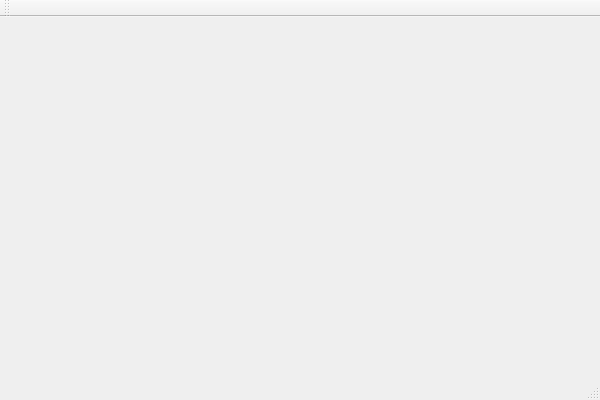
This is src/chess/chess.ui in alekho77/chai as Qt 5 draws it before an edit. The edited form follows.
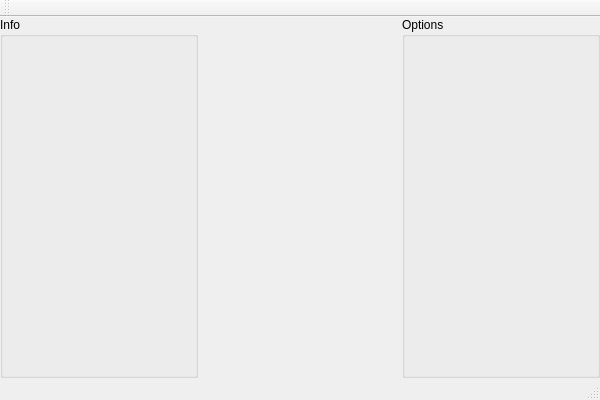
This is the edited form. Icons and pictures are not drawn.

Commit message: Early achievements with main windows.

What changed in the file:
```diff
--- a/src/chess/chess.ui
+++ b/src/chess/chess.ui
@@ -23,7 +23,42 @@
     <height>128</height>
    </size>
   </property>
-  <widget class="QWidget" name="centralWidget"/>
+  <widget class="QWidget" name="centralWidget">
+   <layout class="QHBoxLayout" name="horizontalLayout">
+    <property name="spacing">
+     <number>3</number>
+    </property>
+    <property name="leftMargin">
+     <number>0</number>
+    </property>
+    <property name="topMargin">
+     <number>0</number>
+    </property>
+    <property name="rightMargin">
+     <number>0</number>
+    </property>
+    <property name="bottomMargin">
+     <number>0</number>
+    </property>
+    <item>
+     <widget class="QGroupBox" name="groupBoxInfo">
+      <property name="title">
+       <string>Info</string>
+      </property>
+     </widget>
+    </item>
+    <item>
+     <widget class="QWidget" name="widget" native="true"/>
+    </item>
+    <item>
+     <widget class="QGroupBox" name="groupBoxOptions">
+      <property name="title">
+       <string>Options</string>
+      </property>
+     </widget>
+    </item>
+   </layout>
+  </widget>
   <widget class="QMenuBar" name="menuBar">
    <property name="geometry">
     <rect>
```
The commit also changes 5 other files.
